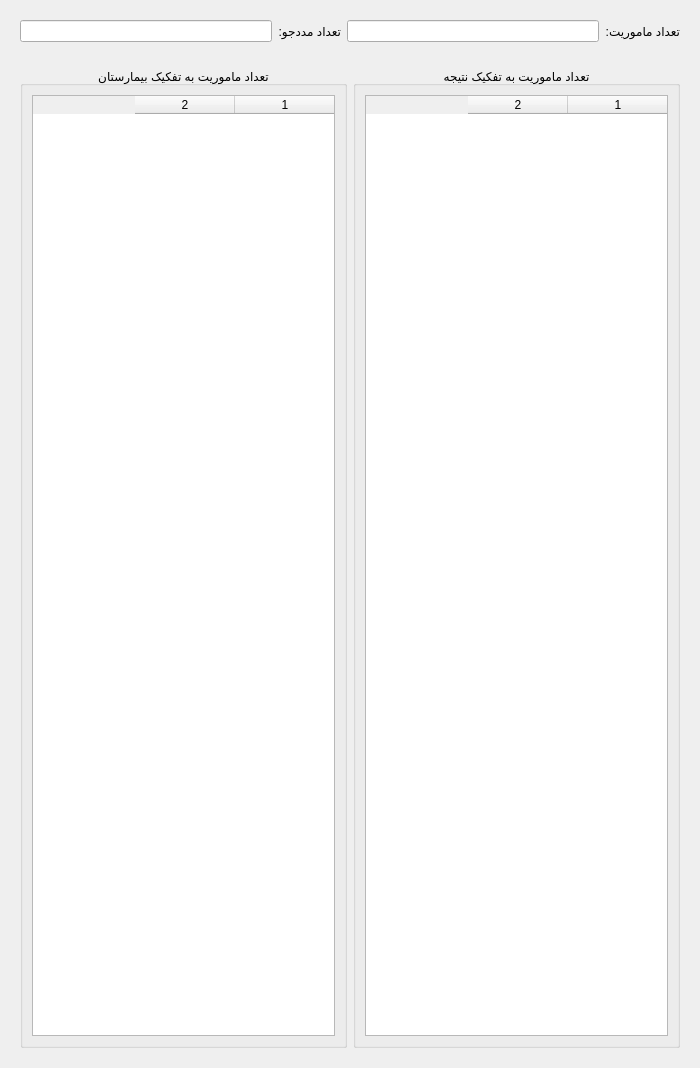
This is src/hamyar_paygah/new_ui/widgets/analysis_page.ui in MohsenHNSJ/HamyarPaygahPy as Qt 5 draws it before an edit. The edited form follows.
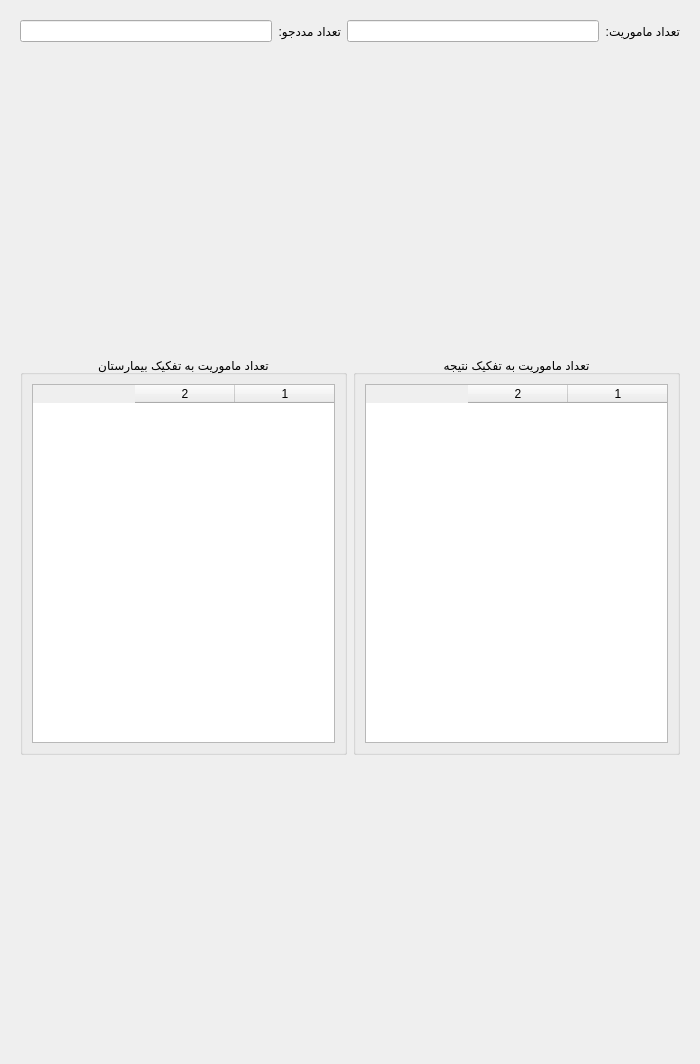
This is the edited form.

Commit message: Preparing for more details on regional analysis page

Diff of the .ui file:
```diff
--- a/src/hamyar_paygah/new_ui/widgets/analysis_page.ui
+++ b/src/hamyar_paygah/new_ui/widgets/analysis_page.ui
@@ -80,15 +80,15 @@
    </item>
    <item>
     <widget class="QWidget" name="section_2" native="true">
-     <property name="minimumSize">
-      <size>
-       <width>0</width>
-       <height>1000</height>
-      </size>
-     </property>
      <layout class="QHBoxLayout" name="horizontalLayout_2">
       <item>
        <widget class="QGroupBox" name="missions_per_result_groupBox">
+        <property name="maximumSize">
+         <size>
+          <width>16777215</width>
+          <height>400</height>
+         </size>
+        </property>
         <property name="title">
          <string>تعداد ماموریت به تفکیک نتیجه</string>
         </property>
@@ -143,6 +143,12 @@
       </item>
       <item>
        <widget class="QGroupBox" name="missions_per_hospital_groupBox">
+        <property name="maximumSize">
+         <size>
+          <width>16777215</width>
+          <height>400</height>
+         </size>
+        </property>
         <property name="title">
          <string>تعداد ماموریت به تفکیک بیمارستان</string>
         </property>
```
The commit also changes 1 other file.
